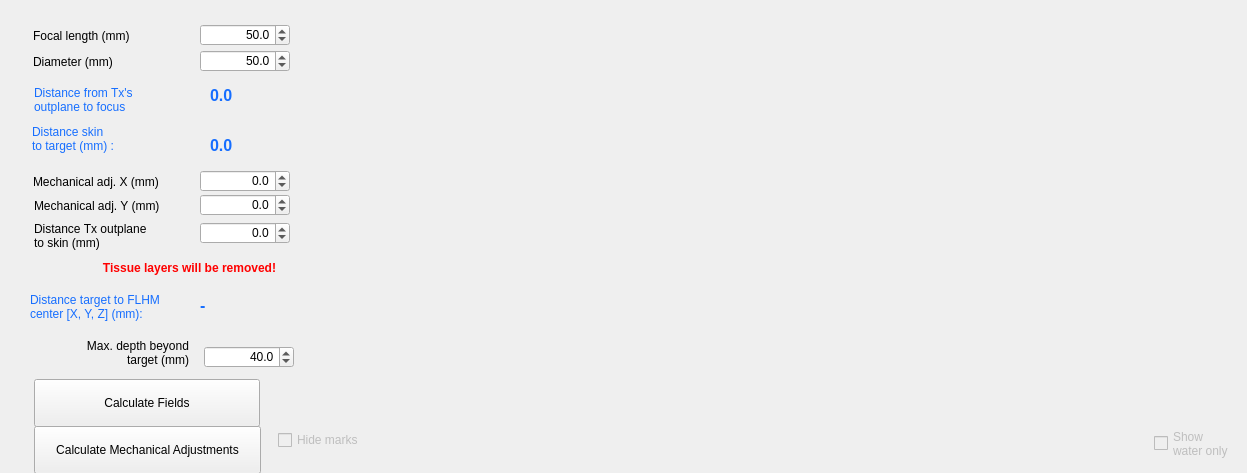
Qt form BabelBrain/Babel_SingleTx/form.ui (ProteusMRIgHIFU/BabelBrain) before a commit.
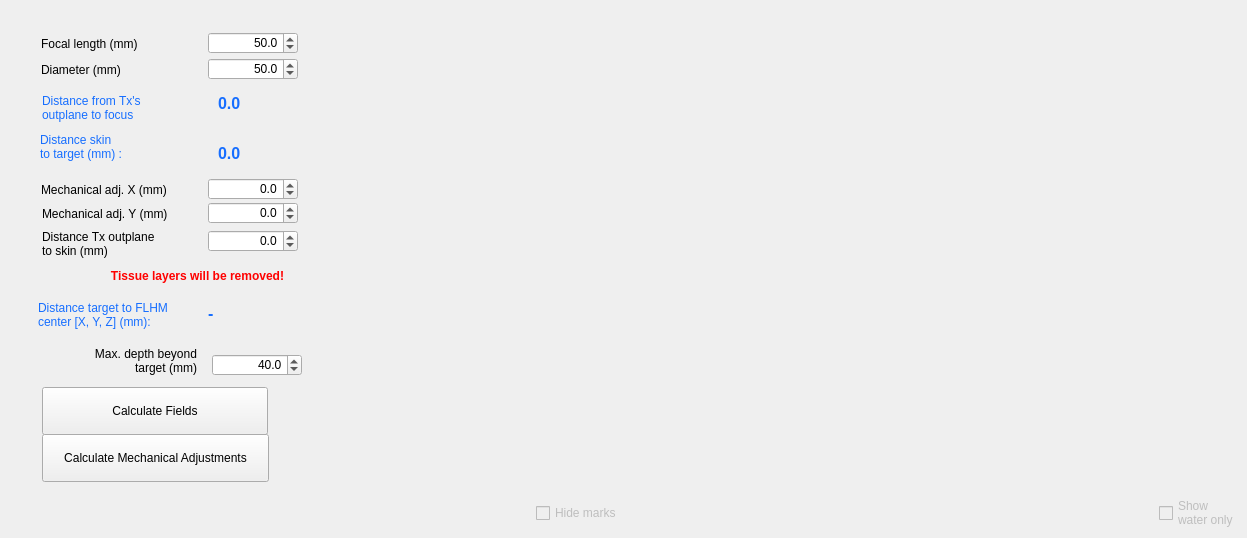
The same form after that commit.

What changed in the file:
```diff
--- a/BabelBrain/Babel_SingleTx/form.ui
+++ b/BabelBrain/Babel_SingleTx/form.ui
@@ -16,6 +16,50 @@
   <property name="styleSheet">
    <string notr="true"/>
   </property>
+  <layout class="QVBoxLayout" name="panelLayout">
+   <property name="leftMargin">
+    <number>8</number>
+   </property>
+   <property name="topMargin">
+    <number>8</number>
+   </property>
+   <property name="rightMargin">
+    <number>8</number>
+   </property>
+   <property name="bottomMargin">
+    <number>8</number>
+   </property>
+   <property name="spacing">
+    <number>6</number>
+   </property>
+   <item>
+    <layout class="QHBoxLayout" name="panelTopLayout">
+     <property name="spacing">
+      <number>10</number>
+     </property>
+     <item>
+      <widget class="QFrame" name="panelLeftFrame">
+       <property name="frameShape">
+        <enum>QFrame::Shape::NoFrame</enum>
+       </property>
+       <property name="minimumSize">
+        <size>
+         <width>343</width>
+         <height>482</height>
+        </size>
+       </property>
+       <property name="maximumSize">
+        <size>
+         <width>343</width>
+         <height>16777215</height>
+        </size>
+       </property>
+       <property name="sizePolicy">
+        <sizepolicy hsizetype="Fixed" vsizetype="Preferred">
+         <horstretch>0</horstretch>
+         <verstretch>0</verstretch>
+        </sizepolicy>
+       </property>
   <widget class="QLabel" name="label_20">
    <property name="geometry">
     <rect>
@@ -162,16 +206,6 @@
     <string>Calculate Fields</string>
    </property>
   </widget>
-  <widget class="QWidget" name="AcField_plot1" native="true">
-   <property name="geometry">
-    <rect>
-     <x>343</x>
-     <y>30</y>
-     <width>868</width>
-     <height>381</height>
-    </rect>
-   </property>
-  </widget>
   <widget class="QDoubleSpinBox" name="SkinDistanceSpinBox">
    <property name="geometry">
     <rect>
@@ -386,49 +420,6 @@
     <double>40.000000000000000</double>
    </property>
   </widget>
-  <widget class="QWidget" name="IsppaScrollBars" native="true">
-   <property name="geometry">
-    <rect>
-     <x>405</x>
-     <y>410</y>
-     <width>722</width>
-     <height>61</height>
-    </rect>
-   </property>
-  </widget>
-  <widget class="QCheckBox" name="ShowWaterResultscheckBox">
-   <property name="enabled">
-    <bool>false</bool>
-   </property>
-   <property name="geometry">
-    <rect>
-     <x>1154</x>
-     <y>418</y>
-     <width>81</width>
-     <height>51</height>
-    </rect>
-   </property>
-   <property name="text">
-    <string>Show
-water only</string>
-   </property>
-  </widget>
-  <widget class="QCheckBox" name="HideMarkscheckBox">
-   <property name="enabled">
-    <bool>false</bool>
-   </property>
-   <property name="geometry">
-    <rect>
-     <x>278</x>
-     <y>426</y>
-     <width>94</width>
-     <height>28</height>
-    </rect>
-   </property>
-   <property name="text">
-    <string>Hide marks</string>
-   </property>
-  </widget>
   <widget class="QPushButton" name="CalculateMechAdj">
    <property name="geometry">
     <rect>
@@ -517,6 +508,172 @@
     <set>Qt::TextInteractionFlag::LinksAccessibleByMouse|Qt::TextInteractionFlag::TextSelectableByMouse</set>
    </property>
   </widget>
+      </widget>
+     </item>
+     <item>
+      <layout class="QVBoxLayout" name="panelPlotColLayout">
+       <property name="leftMargin">
+        <number>0</number>
+       </property>
+       <property name="topMargin">
+        <number>0</number>
+       </property>
+       <property name="rightMargin">
+        <number>0</number>
+       </property>
+       <property name="bottomMargin">
+        <number>0</number>
+       </property>
+       <property name="spacing">
+        <number>4</number>
+       </property>
+       <item>
+        <widget class="QWidget" name="AcField_plot1" native="true">
+         <property name="geometry">
+          <rect>
+           <x>343</x>
+           <y>30</y>
+           <width>868</width>
+           <height>381</height>
+          </rect>
+         </property>
+         <property name="sizePolicy">
+          <sizepolicy hsizetype="Expanding" vsizetype="Expanding">
+           <horstretch>1</horstretch>
+           <verstretch>1</verstretch>
+          </sizepolicy>
+         </property>
+         <property name="minimumSize">
+          <size>
+           <width>500</width>
+           <height>280</height>
+          </size>
+         </property>
+        </widget>
+       </item>
+       <item>
+        <widget class="QWidget" name="IsppaScrollBars" native="true">
+         <property name="geometry">
+          <rect>
+           <x>405</x>
+           <y>410</y>
+           <width>722</width>
+           <height>61</height>
+          </rect>
+         </property>
+         <property name="sizePolicy">
+          <sizepolicy hsizetype="Expanding" vsizetype="Fixed">
+           <horstretch>1</horstretch>
+           <verstretch>0</verstretch>
+          </sizepolicy>
+         </property>
+         <property name="minimumSize">
+          <size>
+           <width>400</width>
+           <height>61</height>
+          </size>
+         </property>
+         <property name="maximumSize">
+          <size>
+           <width>16777215</width>
+           <height>66</height>
+          </size>
+         </property>
+        </widget>
+       </item>
+      </layout>
+     </item>
+    </layout>
+   </item>
+   <item>
+    <layout class="QHBoxLayout" name="panelBottomLayout">
+     <property name="spacing">
+      <number>10</number>
+     </property>
+     <property name="leftMargin">
+      <number>0</number>
+     </property>
+     <property name="topMargin">
+      <number>0</number>
+     </property>
+     <property name="rightMargin">
+      <number>0</number>
+     </property>
+     <property name="bottomMargin">
+      <number>0</number>
+     </property>
+     <item>
+      <spacer name="bot_lead">
+       <property name="orientation">
+        <enum>Qt::Orientation::Horizontal</enum>
+       </property>
+       <property name="sizeType" stdset="0">
+        <enum>QSizePolicy::Expanding</enum>
+       </property>
+       <property name="sizeHint" stdset="0">
+        <size>
+         <width>40</width>
+         <height>20</height>
+        </size>
+       </property>
+      </spacer>
+     </item>
+     <item>
+      <widget class="QCheckBox" name="HideMarkscheckBox">
+       <property name="enabled">
+        <bool>false</bool>
+       </property>
+       <property name="geometry">
+        <rect>
+         <x>278</x>
+         <y>426</y>
+         <width>94</width>
+         <height>28</height>
+        </rect>
+       </property>
+       <property name="text">
+        <string>Hide marks</string>
+       </property>
+      </widget>
+     </item>
+     <item>
+      <spacer name="bot_mid_0">
+       <property name="orientation">
+        <enum>Qt::Orientation::Horizontal</enum>
+       </property>
+       <property name="sizeType" stdset="0">
+        <enum>QSizePolicy::Expanding</enum>
+       </property>
+       <property name="sizeHint" stdset="0">
+        <size>
+         <width>40</width>
+         <height>20</height>
+        </size>
+       </property>
+      </spacer>
+     </item>
+     <item>
+      <widget class="QCheckBox" name="ShowWaterResultscheckBox">
+       <property name="enabled">
+        <bool>false</bool>
+       </property>
+       <property name="geometry">
+        <rect>
+         <x>1154</x>
+         <y>418</y>
+         <width>81</width>
+         <height>51</height>
+        </rect>
+       </property>
+       <property name="text">
+        <string>Show
+water only</string>
+       </property>
+      </widget>
+     </item>
+    </layout>
+   </item>
+  </layout>
  </widget>
  <tabstops>
   <tabstop>FocalLengthSpinBox</tabstop>
```
Left out of the diff: 2 changed lines with no effect on the pictures. Lines whose indentation alone changed are shown as unchanged.
